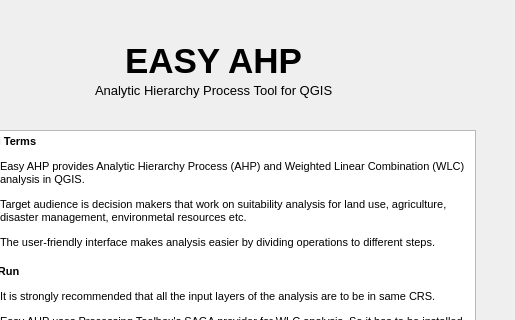
This is main.ui in MSBilgin/EasyAHP as Qt 5 draws it before an edit; both pictures show x 95 to 610 and y 0 to 320 of the 610 by 475 pixel window. The edited form follows.
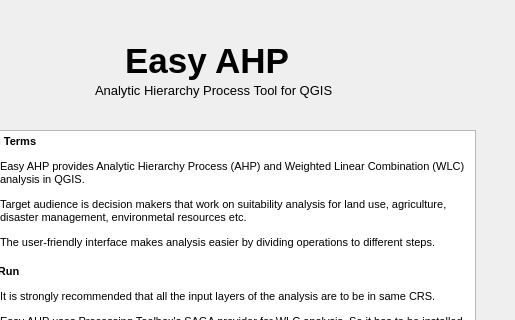
This is the edited form.

What changed in the file:
```diff
--- a/main.ui
+++ b/main.ui
@@ -33,7 +33,7 @@
     </font>
    </property>
    <property name="text">
-    <string>EASY AHP</string>
+    <string>Easy AHP</string>
    </property>
   </widget>
   <widget class="QTextBrowser" name="textBrowser">
```
